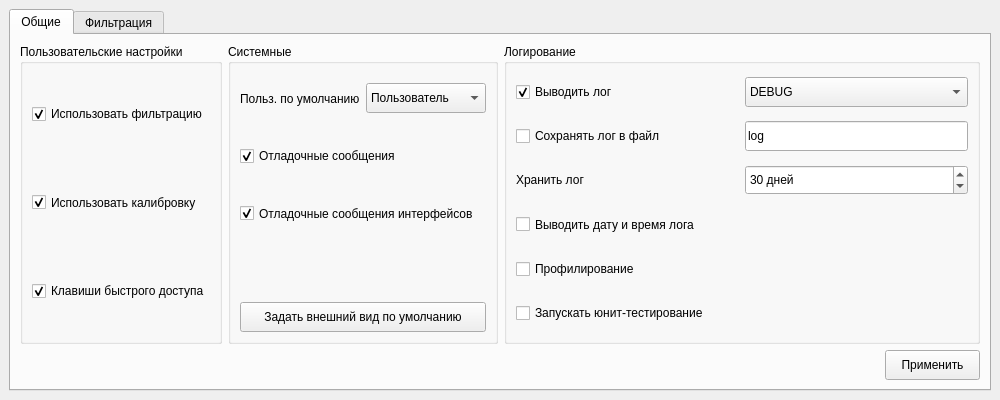
dimgrig/Core, file core-widgets-lib/uis/settings.ui: the form before one commit.
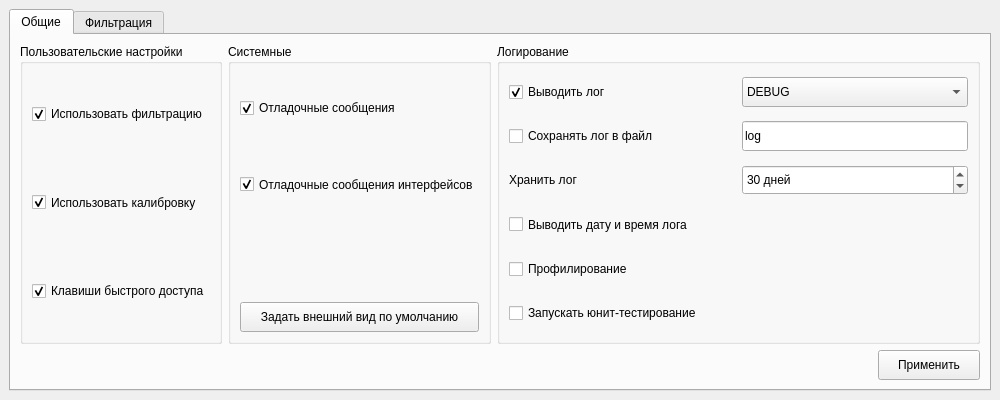
The form after the commit. The open tabs and pages were chosen to show the change.

Commit message: refactor default user and settings

```diff
--- a/core-widgets-lib/uis/settings.ui
+++ b/core-widgets-lib/uis/settings.ui
@@ -423,73 +423,7 @@
           <string>Системные</string>
          </property>
          <layout class="QGridLayout" name="gridLayout_3">
-          <item row="1" column="0">
-           <widget class="QLabel" name="label_20">
-            <property name="sizePolicy">
-             <sizepolicy hsizetype="MinimumExpanding" vsizetype="MinimumExpanding">
-              <horstretch>0</horstretch>
-              <verstretch>0</verstretch>
-             </sizepolicy>
-            </property>
-            <property name="text">
-             <string>Польз. по умолчанию</string>
-            </property>
-            <property name="wordWrap">
-             <bool>true</bool>
-            </property>
-           </widget>
-          </item>
-          <item row="1" column="1">
-           <widget class="QComboBox" name="cb_INIT_USER_LEVEL">
-            <property name="sizePolicy">
-             <sizepolicy hsizetype="MinimumExpanding" vsizetype="MinimumExpanding">
-              <horstretch>0</horstretch>
-              <verstretch>0</verstretch>
-             </sizepolicy>
-            </property>
-            <property name="maximumSize">
-             <size>
-              <width>16777215</width>
-              <height>30</height>
-             </size>
-            </property>
-            <property name="currentText">
-             <string>Пользователь</string>
-            </property>
-            <item>
-             <property name="text">
-              <string>Пользователь</string>
-             </property>
-            </item>
-            <item>
-             <property name="text">
-              <string>Администратор</string>
-             </property>
-            </item>
-            <item>
-             <property name="text">
-              <string>Разработчик</string>
-             </property>
-            </item>
-           </widget>
-          </item>
-          <item row="4" column="0">
-           <widget class="QLabel" name="label_27">
-            <property name="sizePolicy">
-             <sizepolicy hsizetype="MinimumExpanding" vsizetype="MinimumExpanding">
-              <horstretch>0</horstretch>
-              <verstretch>0</verstretch>
-             </sizepolicy>
-            </property>
-            <property name="text">
-             <string/>
-            </property>
-            <property name="wordWrap">
-             <bool>true</bool>
-            </property>
-           </widget>
-          </item>
-          <item row="5" column="0" colspan="2">
+          <item row="4" column="0" colspan="2">
            <widget class="QToolButton" name="tb_set_default_geometry">
             <property name="sizePolicy">
              <sizepolicy hsizetype="MinimumExpanding" vsizetype="MinimumExpanding">
@@ -515,28 +449,6 @@
            </widget>
           </item>
           <item row="2" column="0" colspan="2">
-           <widget class="QCheckBox" name="cb_DEBUG_MSG">
-            <property name="sizePolicy">
-             <sizepolicy hsizetype="MinimumExpanding" vsizetype="MinimumExpanding">
-              <horstretch>0</horstretch>
-              <verstretch>0</verstretch>
-             </sizepolicy>
-            </property>
-            <property name="minimumSize">
-             <size>
-              <width>30</width>
-              <height>15</height>
-             </size>
-            </property>
-            <property name="text">
-             <string>Отладочные сообщения</string>
-            </property>
-            <property name="checked">
-             <bool>true</bool>
-            </property>
-           </widget>
-          </item>
-          <item row="3" column="0" colspan="2">
            <widget class="QCheckBox" name="cb_DEBUG_MSG_INTERFACES">
             <property name="sizePolicy">
              <sizepolicy hsizetype="MinimumExpanding" vsizetype="MinimumExpanding">
@@ -558,6 +470,44 @@
             </property>
            </widget>
           </item>
+          <item row="3" column="0">
+           <widget class="QLabel" name="label_27">
+            <property name="sizePolicy">
+             <sizepolicy hsizetype="MinimumExpanding" vsizetype="MinimumExpanding">
+              <horstretch>0</horstretch>
+              <verstretch>0</verstretch>
+             </sizepolicy>
+            </property>
+            <property name="text">
+             <string/>
+            </property>
+            <property name="wordWrap">
+             <bool>true</bool>
+            </property>
+           </widget>
+          </item>
+          <item row="1" column="0" colspan="2">
+           <widget class="QCheckBox" name="cb_DEBUG_MSG">
+            <property name="sizePolicy">
+             <sizepolicy hsizetype="MinimumExpanding" vsizetype="MinimumExpanding">
+              <horstretch>0</horstretch>
+              <verstretch>0</verstretch>
+             </sizepolicy>
+            </property>
+            <property name="minimumSize">
+             <size>
+              <width>30</width>
+              <height>15</height>
+             </size>
+            </property>
+            <property name="text">
+             <string>Отладочные сообщения</string>
+            </property>
+            <property name="checked">
+             <bool>true</bool>
+            </property>
+           </widget>
+          </item>
          </layout>
         </widget>
        </item>
```
Left out of the diff: 2 changed lines with no effect on the pictures. The commit also changes 14 other files.
